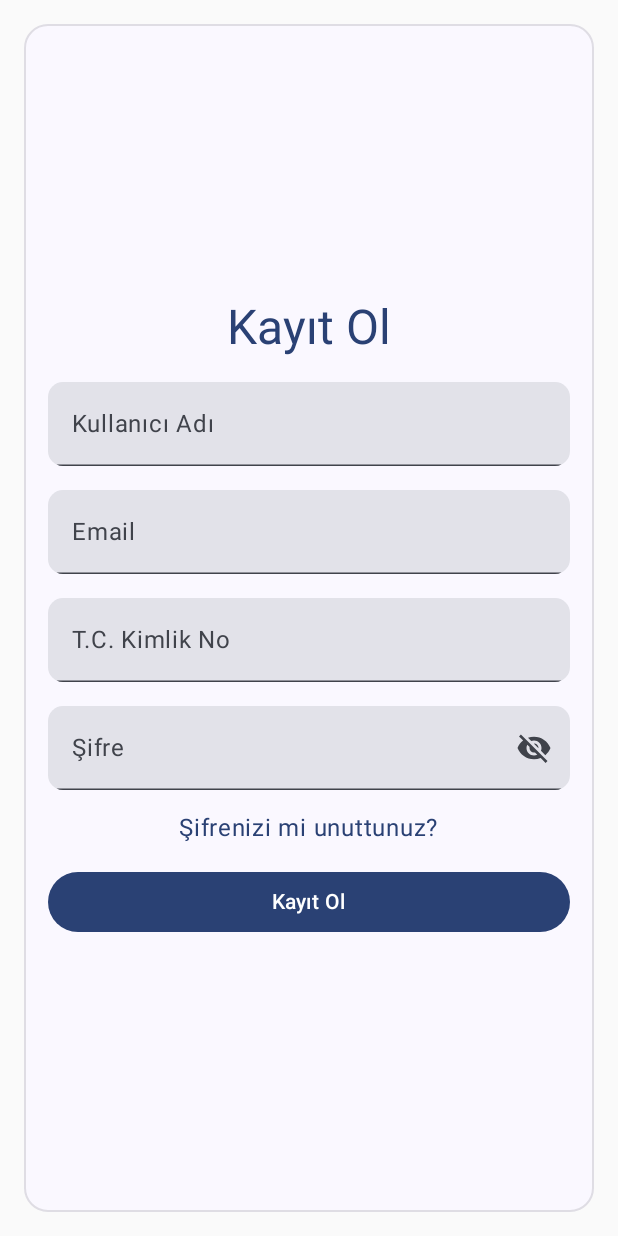
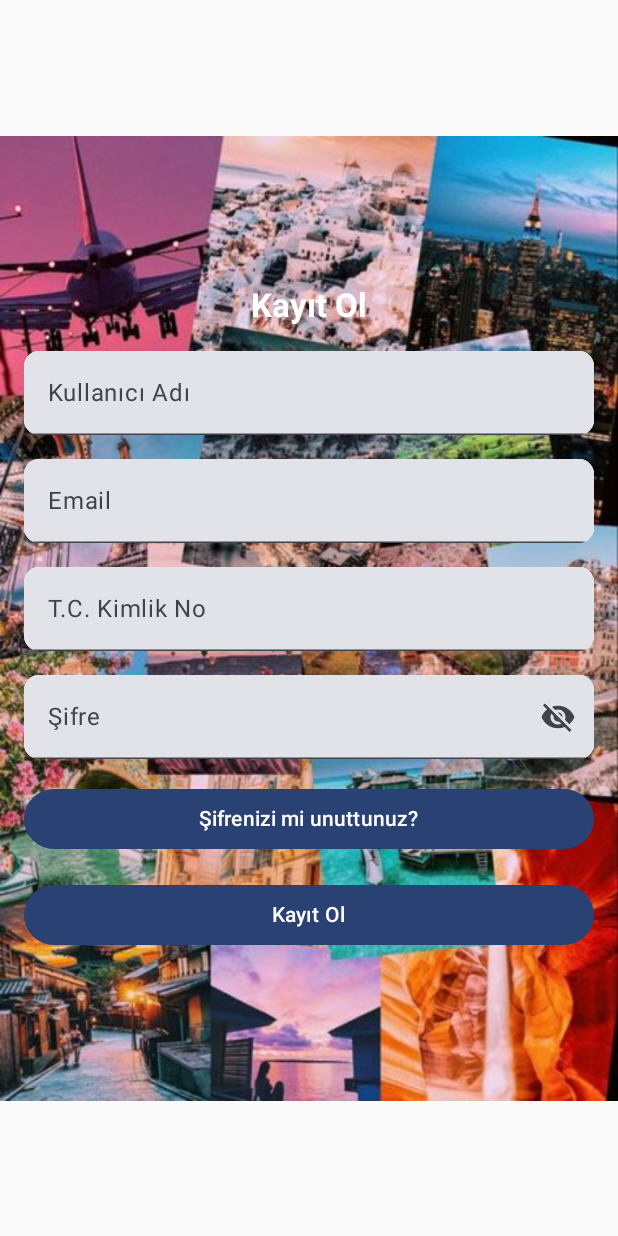
Before and after one commit to TravelTeamApp/TravelApp_frontend, an Android app built with Jetpack Compose: the screen it shows after launch (MainActivity), after a tap on "Hesabınız yok mu? Kayıt olun", on a phone screen of 412 x 824 dp. Run offline under Robolectric (Android 15) with nearby library versions, the phone set to English and light mode, and no system bars.

Commit message:
arkaplanlar eklendi

```diff
--- a/app/src/main/java/tr/edu/trakya/tubanurturkmen/bitirmeprojesi1/ForgotPasswordScreen.kt
+++ b/app/src/main/java/tr/edu/trakya/tubanurturkmen/bitirmeprojesi1/ForgotPasswordScreen.kt
@@ -37,6 +37,10 @@ import androidx.compose.ui.unit.dp
 import androidx.navigation.NavController
 import tr.edu.trakya.tubanurturkmen.bitirmeprojesi1.ui.theme.BitirmeProjesi1Theme
 import android.util.Log
+import androidx.compose.foundation.Image
+import androidx.compose.ui.graphics.painter.Painter
+import androidx.compose.ui.res.painterResource
+
 @OptIn(ExperimentalMaterial3Api::class)
 data class ForgotPasswordRequest(val email: String)
 
@@ -45,26 +49,37 @@ data class ForgotPasswordRequest(val email: String)
 fun ForgotPasswordScreen(navController: NavController) {
     val email = remember { mutableStateOf("") }
     val context = LocalContext.current
-    var isLoading by remember { mutableStateOf(false) }
+    var isLoading by remember { mutableStateOf(false)
+    }
+    val backgroundImage: Painter = painterResource(id = R.drawable.password)
+
 
     Box(
         modifier = Modifier
-            .fillMaxSize()
-            .padding(16.dp)
-            .background(MaterialTheme.colorScheme.surface, RoundedCornerShape(16.dp))
-            .border(BorderStroke(1.dp, MaterialTheme.colorScheme.onSurface.copy(alpha = 0.12f)), RoundedCornerShape(16.dp))
-            .padding(16.dp),
+            .fillMaxSize(),
         contentAlignment = Alignment.Center
     ) {
+        Image(
+            painter = backgroundImage,
+            contentDescription = "Background Image",
+            modifier = Modifier.fillMaxSize() // Arka plan resmini ekranın tamamına yay
+        )
         Column(
             horizontalAlignment = Alignment.CenterHorizontally,
             verticalArrangement = Arrangement.spacedBy(16.dp),
-            modifier = Modifier.fillMaxWidth()
+            modifier = Modifier
+                .fillMaxSize()
+                .padding(30.dp),
+
         ) {
             Text(
                 text = "Şifremi Sıfırla",
-                style = MaterialTheme.typography.headlineLarge.copy(color = MaterialTheme.colorScheme.primary)
+                style = MaterialTheme.typography.titleLarge.copy(
+                    fontWeight = androidx.compose.ui.text.font.FontWeight.Bold,
+                    color = Color.White
+                )
             )
+
 
             // E-posta adresi alanı
             TextField(
--- a/app/src/main/java/tr/edu/trakya/tubanurturkmen/bitirmeprojesi1/LoginScreen.kt
+++ b/app/src/main/java/tr/edu/trakya/tubanurturkmen/bitirmeprojesi1/LoginScreen.kt
@@ -107,9 +107,10 @@ fun LoginScreen(navController: NavController) {
             ) {
                 Text(
                     text = "Hoşgeldiniz",
-                    style = androidx.compose.material3.MaterialTheme.typography.headlineLarge.copy(
-                        color = MaterialTheme.colorScheme.primary
-                    )
+                    style = MaterialTheme.typography.titleLarge.copy(
+                        fontWeight = androidx.compose.ui.text.font.FontWeight.Bold
+                    ),
+                    color = Color.White
                 )
 
                 // Email alanı
--- a/app/src/main/java/tr/edu/trakya/tubanurturkmen/bitirmeprojesi1/RegisterScreen.kt
+++ b/app/src/main/java/tr/edu/trakya/tubanurturkmen/bitirmeprojesi1/RegisterScreen.kt
@@ -27,6 +27,9 @@ import retrofit2.Call
 import retrofit2.Callback
 import retrofit2.Response
 import android.util.Log
+import androidx.compose.foundation.Image
+import androidx.compose.ui.graphics.painter.Painter
+import androidx.compose.ui.res.painterResource
 
 @OptIn(ExperimentalMaterial3Api::class)
 @Composable
@@ -40,38 +43,44 @@ fun RegisterScreen(navController: NavController) {
     var isLoading by remember { mutableStateOf(false) }
     var emailError by remember { mutableStateOf("") }
     var passwordError by remember { mutableStateOf("") }
+    val backgroundImage: Painter = painterResource(id = R.drawable.register)
 
     Box(
         modifier = Modifier
-            .fillMaxSize()
-            .padding(16.dp)
-            .background(
-                MaterialTheme.colorScheme.surface,
-                RoundedCornerShape(16.dp)
-            )
-            .border(
-                BorderStroke(1.dp, MaterialTheme.colorScheme.onSurface.copy(alpha = 0.12f)),
-                RoundedCornerShape(16.dp)
-            )
-            .padding(16.dp),
-        contentAlignment = Alignment.Center
+            .fillMaxSize(),
+
+                contentAlignment = Alignment.Center// Box tam ekran olacak şekilde ayarlandı
     ) {
+        // Arka plan resmi
+        Image(
+            painter = backgroundImage,
+            contentDescription = "Background Image",
+            modifier = Modifier.fillMaxSize() // Arka plan resmini ekranın tamamına yay
+        )
         Column(
             horizontalAlignment = Alignment.CenterHorizontally,
             verticalArrangement = Arrangement.spacedBy(16.dp),
-            modifier = Modifier.fillMaxWidth()
+            modifier = Modifier
+            .padding(16.dp),
+
         ) {
             Text(
                 text = "Kayıt Ol",
-                style = MaterialTheme.typography.headlineLarge.copy(color = MaterialTheme.colorScheme.primary)
+                style = MaterialTheme.typography.titleLarge.copy(
+                    fontWeight = androidx.compose.ui.text.font.FontWeight.Bold,
+                    color = Color.White
+                )
             )
+
 
             // Kullanıcı Adı
             TextField(
                 value = userName.value,
                 onValueChange = { userName.value = it },
                 label = { Text("Kullanıcı Adı") },
-                modifier = Modifier.fillMaxWidth(),
+                modifier = Modifier
+                    .fillMaxWidth()
+                    .background(Color.White, RoundedCornerShape(10.dp)),
                 shape = RoundedCornerShape(10.dp),
                 keyboardOptions = KeyboardOptions.Default.copy(
                     keyboardType = KeyboardType.Text,
@@ -88,7 +97,8 @@ fun RegisterScreen(navController: NavController) {
                 },
                 label = { Text("Email") },
                 isError = emailError.isNotEmpty(),
-                modifier = Modifier.fillMaxWidth(),
+                modifier = Modifier.fillMaxWidth()
+                .background(Color.White, RoundedCornerShape(10.dp)),
                 shape = RoundedCornerShape(10.dp),
                 keyboardOptions = KeyboardOptions.Default.copy(
                     keyboardType = KeyboardType.Email,
@@ -108,7 +118,8 @@ fun RegisterScreen(navController: NavController) {
                 value = tckimlik.value,
                 onValueChange = { tckimlik.value = it },
                 label = { Text("T.C. Kimlik No") },
-                modifier = Modifier.fillMaxWidth(),
+                modifier = Modifier.fillMaxWidth()
+                    .background(Color.White, RoundedCornerShape(10.dp)),
                 shape = RoundedCornerShape(10.dp),
                 keyboardOptions = KeyboardOptions.Default.copy(
                     keyboardType = KeyboardType.Number,
@@ -126,7 +137,8 @@ fun RegisterScreen(navController: NavController) {
                 },
                 label = { Text("Şifre") },
                 isError = passwordError.isNotEmpty(),
-                modifier = Modifier.fillMaxWidth(),
+                modifier = Modifier.fillMaxWidth()
+                    .background(Color.White, RoundedCornerShape(10.dp)),
                 shape = RoundedCornerShape(10.dp),
                 keyboardOptions = KeyboardOptions.Default.copy(
                     keyboardType = KeyboardType.Password,
@@ -153,15 +165,16 @@ fun RegisterScreen(navController: NavController) {
                 )
             }
 
-            // Şifremi unuttum linki
-            Text(
-                text = "Şifrenizi mi unuttunuz?",
-                style = MaterialTheme.typography.bodyLarge.copy(color = MaterialTheme.colorScheme.primary),
-                modifier = Modifier
-                    .clickable {
-                        navController.navigate("forgotPassword") // Şifremi unuttum ekranına yönlendirme
-                    }
-            )
+            // Şifremi unuttum
+            Button(
+                onClick = {
+                    navController.navigate("forgotPassword") // Şifremi unuttum ekranına yönlendirme
+                },
+                modifier = Modifier.fillMaxWidth(),
+                colors = ButtonDefaults.buttonColors(MaterialTheme.colorScheme.primary)
+            ) {
+                Text(text = "Şifrenizi mi unuttunuz?")
+            }
 
             // Kayıt Ol Butonu
             Button(
```
Also changed, not shown: app/src/main/res/drawable/password.jpg (added), app/src/main/res/drawable/pull.jpg, app/src/main/res/drawable/register.jpg (added).
